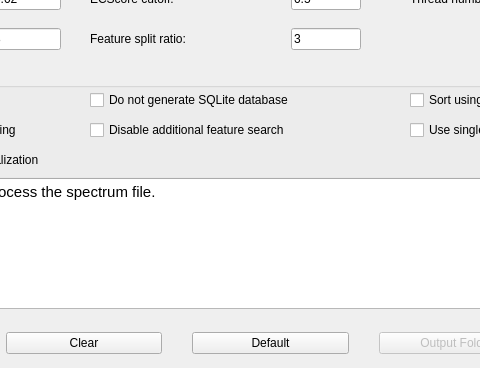
toppic-suite/toppic-suite, file src/gui/topfd/topfddialog.ui: the form before one commit; both pictures show x 210 to 690 and y 262 to 630 of the 965 by 630 pixel window.
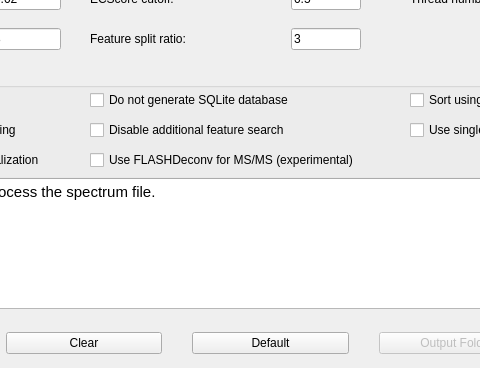
The form after the commit. Icons and pictures are not drawn.

Patch:
```diff
--- a/src/gui/topfd/topfddialog.ui
+++ b/src/gui/topfd/topfddialog.ui
@@ -783,6 +783,37 @@
       </item>
      </layout>
     </widget>
+    <widget class="QWidget" name="horizontalLayoutWidget_22">
+     <property name="geometry">
+      <rect>
+       <x>270</x>
+       <y>80</y>
+       <width>300</width>
+       <height>25</height>
+      </rect>
+     </property>
+     <layout class="QHBoxLayout" name="horizontalLayout_22">
+      <item>
+       <widget class="QCheckBox" name="ms2FlashDeconvCheckBox">
+        <property name="toolTip">
+         <string>Deconvolute the MS/MS spectra with the FLASHDeconv algorithm instead of TopFD's own (topfd --ms2-flashdeconv, experimental).</string>
+        </property>
+        <property name="acceptDrops">
+         <bool>false</bool>
+        </property>
+        <property name="text">
+         <string>Use FLASHDeconv for MS/MS (experimental)</string>
+        </property>
+        <property name="checkable">
+         <bool>true</bool>
+        </property>
+        <property name="checked">
+         <bool>false</bool>
+        </property>
+       </widget>
+      </item>
+     </layout>
+    </widget>
     <widget class="QWidget" name="horizontalLayoutWidget_17">
      <property name="geometry">
       <rect>
```
